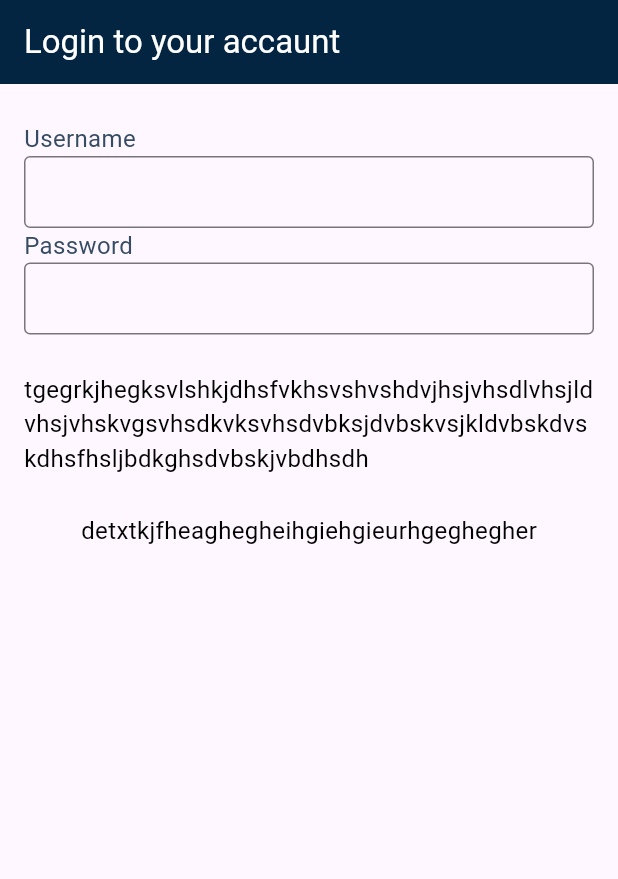
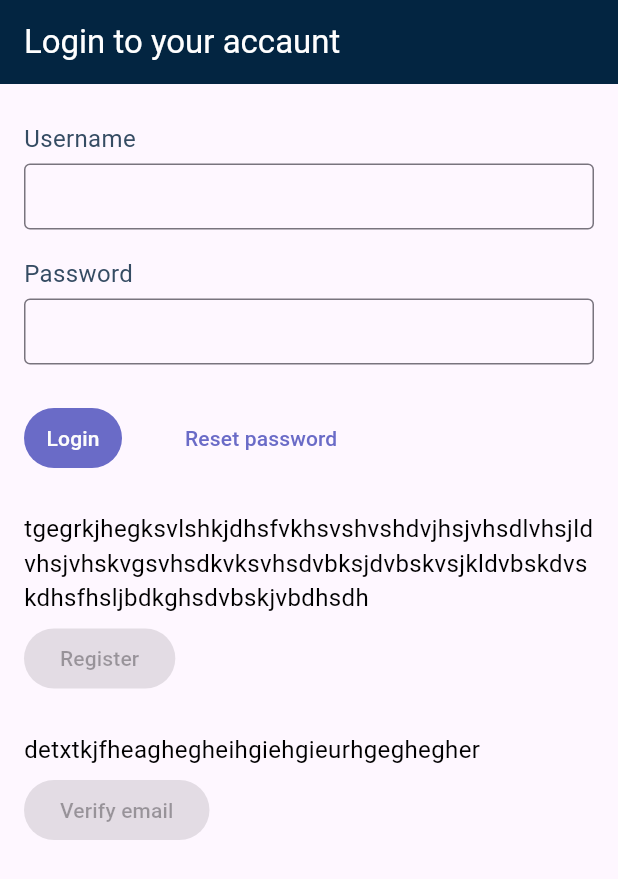
Before and after one commit to Maksim11011/themoviedb, a Flutter app: the screen it shows after launch, on a phone screen of 412 x 824 dp. Shown: the top 879 px of the screen. Run offline on Flutter 3.47's test engine with Material 3 defaults, Android fonts, the phone set to English and light mode, and no system bars.

Commit message:
Add Buttons

```diff
--- a/lib/main.dart
+++ b/lib/main.dart
@@ -11,6 +11,7 @@ class MainApp extends StatelessWidget {
   @override
   Widget build(BuildContext context) {
     return MaterialApp(
+      debugShowCheckedModeBanner: false,
       title: 'Flutter Demo',
       theme: ThemeData(
         appBarTheme:
--- a/lib/widgets/auth/auth_widget.dart
+++ b/lib/widgets/auth/auth_widget.dart
@@ -40,6 +40,7 @@ class _HeaderWidget extends StatelessWidget {
     return const Padding(
       padding: EdgeInsets.symmetric(horizontal: 16),
       child: Column(
+        crossAxisAlignment: CrossAxisAlignment.start,
         children: [
           SizedBox(height: 25),
           _FormWidget(),
@@ -48,10 +49,20 @@ class _HeaderWidget extends StatelessWidget {
             'tgegrkjhegksvlshkjdhsfvkhsvshvshdvjhsjvhsdlvhsjldvhsjvhskvgsvhsdkvksvhsdvbksjdvbskvsjkldvbskdvskdhsfhsljbdkghsdvbskjvbdhsdh',
             style: textStyle,
           ),
+          SizedBox(height: 5),
+          ElevatedButton(
+            onPressed: null,
+            child: Text('Register'),
+          ),
           SizedBox(height: 25),
           Text(
             'detxtkjfheaghegheihgiehgieurhgeghegher',
             style: textStyle,
+          ),
+          SizedBox(height: 5),
+          ElevatedButton(
+            onPressed: null,
+            child: Text('Verify email'),
           ),
         ],
       ),
@@ -75,7 +86,8 @@ class __FormWidgetState extends State<_FormWidget> {
     );
     const textFieldDecorator = InputDecoration(
       border: OutlineInputBorder(),
-      contentPadding: EdgeInsets.zero,
+      contentPadding: EdgeInsets.symmetric(horizontal: 10, vertical: 10),
+      isCollapsed: true,
     );
     return const Column(
       crossAxisAlignment: CrossAxisAlignment.start,
@@ -84,16 +96,57 @@ class __FormWidgetState extends State<_FormWidget> {
           'Username',
           style: textStyle,
         ),
+        SizedBox(height: 5),
         TextField(
           decoration: textFieldDecorator,
         ),
+        SizedBox(height: 18),
         Text(
           'Password',
           style: textStyle,
         ),
+        SizedBox(height: 5),
         TextField(
           decoration: textFieldDecorator,
+          obscureText: true,
         ),
+        SizedBox(
+          height: 25,
+        ),
+        Row(
+          children: [
+            TextButton(
+              onPressed: null,
+              style: ButtonStyle(
+                backgroundColor: MaterialStatePropertyAll(
+                  Color.fromARGB(255, 106, 107, 199),
+                ),
+                foregroundColor: MaterialStatePropertyAll(
+                  Color.fromARGB(255, 252, 252, 252),
+                ),
+                padding: MaterialStatePropertyAll(
+                  EdgeInsets.symmetric(
+                    horizontal: 15,
+                    vertical: 8,
+                  ),
+                ),
+              ),
+              child: Text('Login'),
+            ),
+            SizedBox(
+              width: 30,
+            ),
+            TextButton(
+              onPressed: null,
+              style: ButtonStyle(
+                foregroundColor: MaterialStatePropertyAll(
+                  Color.fromARGB(255, 106, 107, 199),
+                ),
+              ),
+              child: Text('Reset password'),
+            ),
+          ],
+        )
       ],
     );
   }
```
